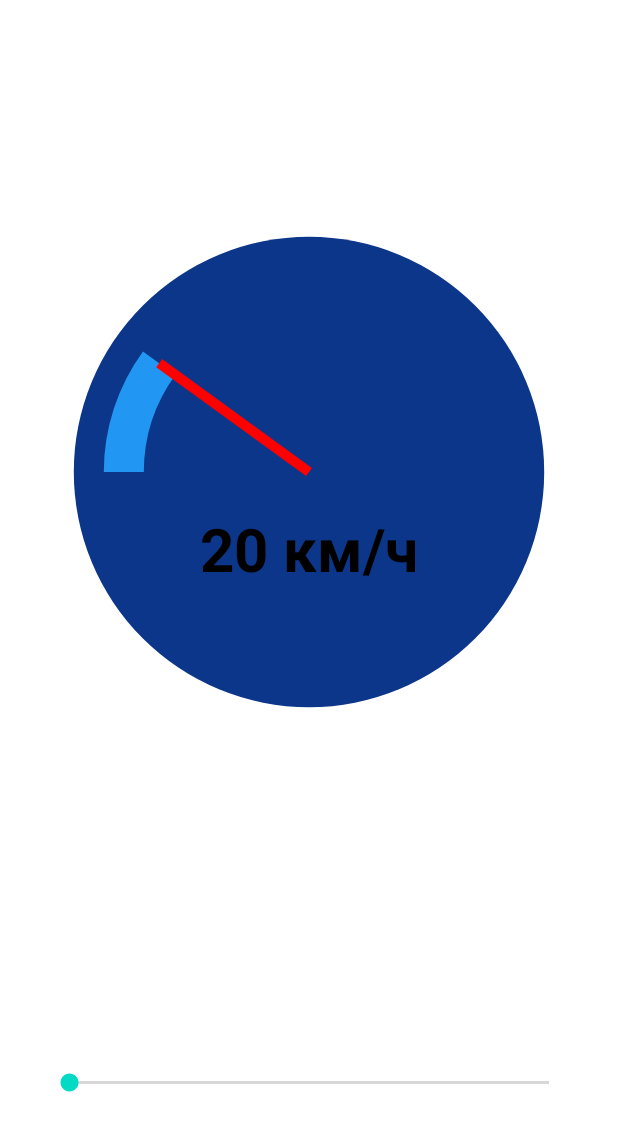
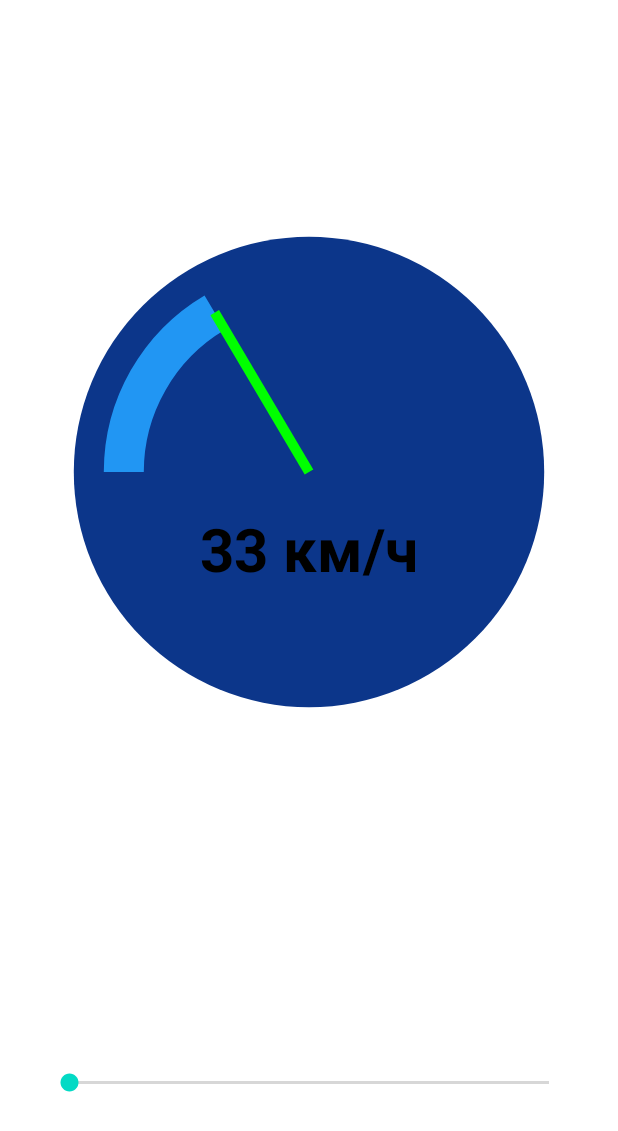
Before and after one commit to Alienstemple/Speedometer, an Android app: the layout activity_main.xml on its own in the app's theme, with its tools: preview values and no code run, on a phone screen of 412 x 824 dp. Shown: the top 1131 px of the screen. Run offline under Robolectric (Android 15) with nearby library versions, the phone set to English and light mode, and no system bars.

Commit message:
feat: Hand color, custom attrs

```diff
--- a/app/src/main/java/com/example/speedometer/SpeedometerView.kt
+++ b/app/src/main/java/com/example/speedometer/SpeedometerView.kt
@@ -14,20 +14,40 @@ import kotlin.math.sin
 class SpeedometerView @JvmOverloads constructor(
     context: Context,
     attrs: AttributeSet? = null,
-    defStyleAttr: Int = 0
-) : View(context, attrs, defStyleAttr) {
+    defStyleAttr: Int = 0,
+    defStyleRes: Int = 0
+) : View(context, attrs, defStyleAttr, defStyleRes) {
+
+    private val max: Int
+    private var progress: Int
+    private var radius = 0.0f                   // Radius of the circle.
+    private var handX: Float = 0f
+    private var handY: Float = 0f
+    private val speedBackgroundColor: Int = ContextCompat.getColor(context, R.color.dark_blue)
+    private val speedArcColor: Int = ContextCompat.getColor(context, R.color.light_blue)
+    private val lowColor: Int
+    private val mediumColor: Int
+    private val highColor: Int
 
     init {
         isClickable = true
+        val typedArray = context.obtainStyledAttributes(
+            attrs,
+            R.styleable.SpeedometerView,
+            defStyleAttr,
+            defStyleRes
+        )
+
+        max = typedArray.getInt(R.styleable.SpeedometerView_max_speed, 100)
+        progress = typedArray.getInt(R.styleable.SpeedometerView_speed_value, max/3)
+
+        lowColor = typedArray.getColor(R.styleable.SpeedometerView_low_speed_color, Color.GREEN)
+        mediumColor =
+            typedArray.getColor(R.styleable.SpeedometerView_medium_speed_color, Color.YELLOW)
+        highColor = typedArray.getColor(R.styleable.SpeedometerView_high_speed_color, Color.RED)
+
+        typedArray.recycle()
     }
-
-    private val max: Int = 100
-    private var progress: Int = 20
-    private var radius = 0.0f                   // Radius of the circle.
-    private var handX: Float = 0f
-    private var handY: Float = 0f
-    private var speedBackgroundColor: Int = ContextCompat.getColor(context, R.color.dark_blue)
-    private var speedArcColor: Int = ContextCompat.getColor(context, R.color.light_blue)
 
     private val paint = Paint(Paint.ANTI_ALIAS_FLAG).apply {
         style = Paint.Style.FILL
@@ -41,7 +61,6 @@ class SpeedometerView @JvmOverloads constructor(
     }
 
     private val paintHand = Paint(Paint.ANTI_ALIAS_FLAG).apply {
-        color = Color.RED
         style = Paint.Style.STROKE
         strokeWidth = 10f
     }
@@ -97,19 +116,23 @@ class SpeedometerView @JvmOverloads constructor(
         canvas.drawText("$progress км/ч", mainRect.centerX(), mainRect.centerY() + 100f, paintText)
 
         // Draw hand
+        Log.d("SpeedView", "progress = $progress, max = $max")
+        paintHand.color = when(progress) {
+            in 0 .. max/3 -> lowColor
+            in max/3 .. max*2/3 -> mediumColor
+            in max*2/3 .. max -> highColor
+            else -> {throw RuntimeException("Error hand color")}
+        }
         val handOffset = 50f
         val angle = Math.PI * progress / max - Math.PI  // - Pi because start angle is 180
-        handX = width/2 + ((radius - handOffset) * cos(angle)).toFloat()
-        handY = height/2 + ((radius - handOffset) * sin(angle)).toFloat()
+        handX = width / 2 + ((radius - handOffset) * cos(angle)).toFloat()
+        handY = height / 2 + ((radius - handOffset) * sin(angle)).toFloat()
         canvas.drawLine(
-            (width/2).toFloat(),
-            (height/2).toFloat(),
+            (width / 2).toFloat(),
+            (height / 2).toFloat(),
             handX,
             handY,
             paintHand
         )
-        Log.d("SpeedLog", "x = ${mainRect.centerX() + cos(Math.PI / 4).toFloat()} y = ${mainRect.centerY() - sin(Math.PI / 4).toFloat()}")
-
-        Log.d("SpeedLog", "${mainRect.centerX()}, ${mainRect.centerY()}, ${mainRect.centerX() + handX}, ${mainRect.centerY() + handY}")
     }
 }
--- a/app/src/main/res/values/speedometer_view_attrs.xml
+++ b/app/src/main/res/values/speedometer_view_attrs.xml
@@ -2,5 +2,9 @@
 <resources>
     <declare-styleable name="SpeedometerView">
         <attr name="speed_value" format="integer"/>
+        <attr name="max_speed" format="integer"/>
+        <attr name="low_speed_color" format="color"/>
+        <attr name="medium_speed_color" format="color"/>
+        <attr name="high_speed_color" format="color"/>
     </declare-styleable>
 </resources>
```
